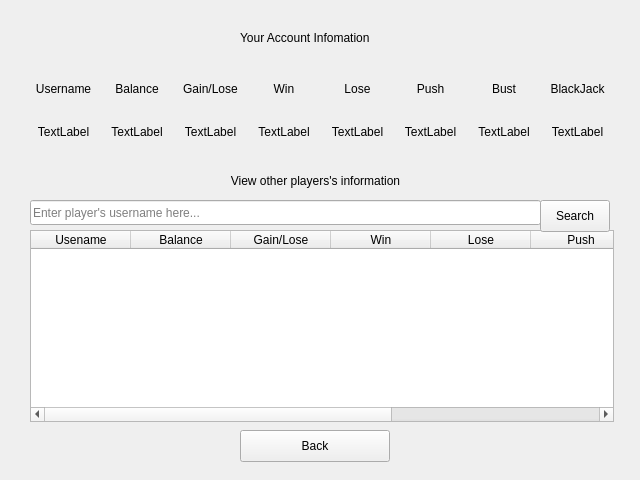
The window that blackjack-client/ui/player_info.ui (lehoangtran289/Blackjack) describes before a commit, drawn with Qt 5.
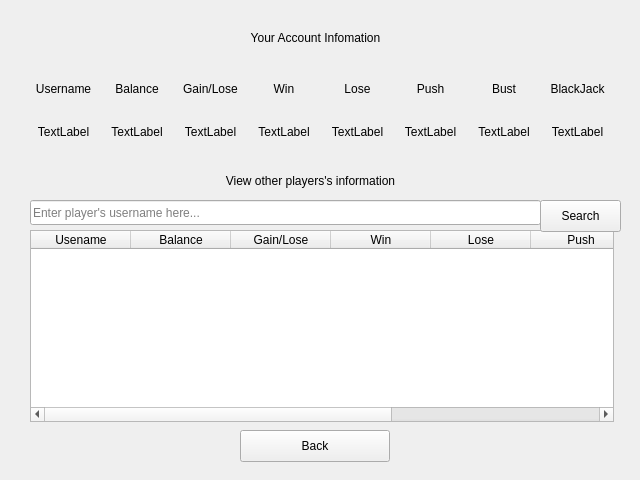
The same window after the commit.

Diff of the .ui file:
```diff
--- a/blackjack-client/ui/player_info.ui
+++ b/blackjack-client/ui/player_info.ui
@@ -16,7 +16,7 @@
   <widget class="QLabel" name="label">
    <property name="geometry">
     <rect>
-     <x>240</x>
+     <x>130</x>
      <y>30</y>
      <width>371</width>
      <height>16</height>
@@ -25,6 +25,9 @@
    <property name="text">
     <string>Your Account Infomation</string>
    </property>
+   <property name="alignment">
+    <set>Qt::AlignCenter</set>
+   </property>
   </widget>
   <widget class="QWidget" name="gridLayoutWidget">
    <property name="geometry">
@@ -214,9 +217,9 @@
   <widget class="QLabel" name="label_2">
    <property name="geometry">
     <rect>
-     <x>210</x>
+     <x>160</x>
      <y>170</y>
-     <width>211</width>
+     <width>301</width>
      <height>21</height>
     </rect>
    </property>
@@ -343,7 +346,7 @@
     <rect>
      <x>540</x>
      <y>200</y>
-     <width>70</width>
+     <width>81</width>
      <height>32</height>
     </rect>
    </property>
```
